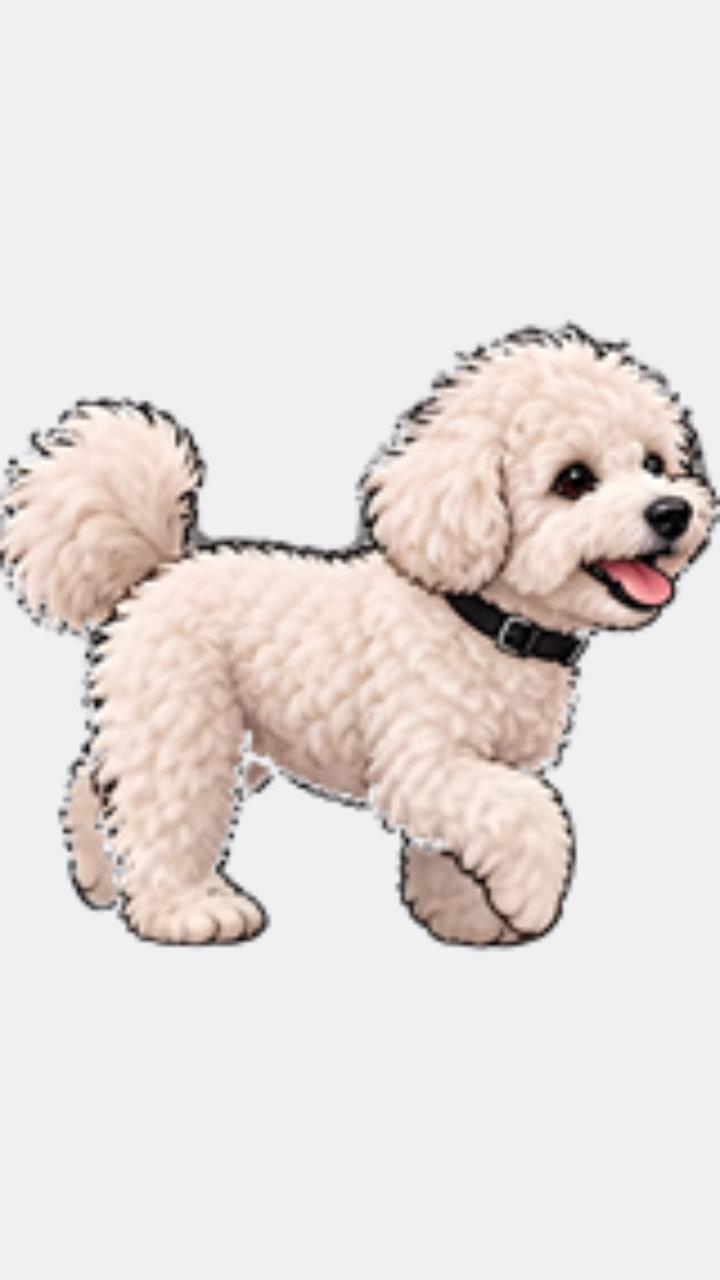
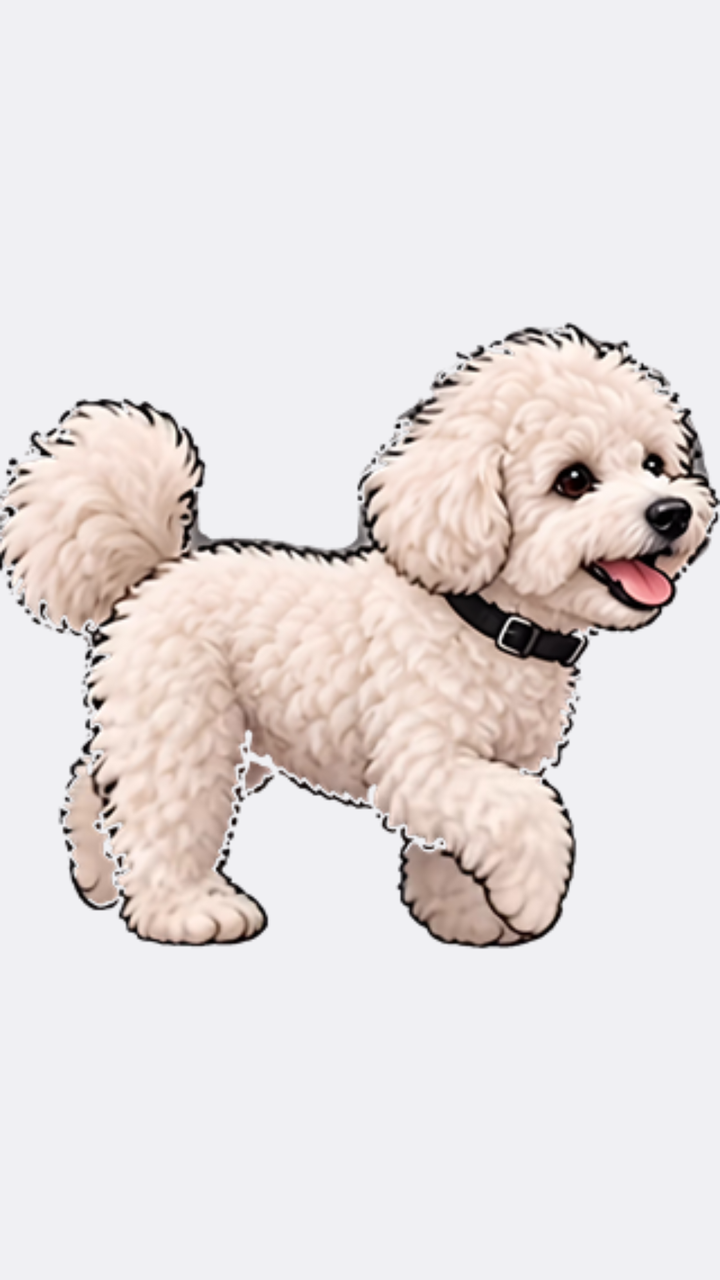

Before-and-after screenshots of an Android layout around one commit, followed by the original layout XML and the change that was made.
<!-- AndroidManifest.xml: application theme Theme.LeoSync -->
<!-- res/layout/notif_dog_flipper.xml -->
<?xml version="1.0" encoding="utf-8"?>
<ViewFlipper xmlns:android="http://schemas.android.com/apk/res/android"
    android:layout_width="match_parent"
    android:layout_height="match_parent"
    android:autoStart="true"
    android:flipInterval="48">
    <ImageView android:layout_width="match_parent" android:layout_height="match_parent" android:scaleType="fitCenter" android:src="@drawable/anim_dog_01" />
    <ImageView android:layout_width="match_parent" android:layout_height="match_parent" android:scaleType="fitCenter" android:src="@drawable/anim_dog_02" />
    <ImageView android:layout_width="match_parent" android:layout_height="match_parent" android:scaleType="fitCenter" android:src="@drawable/anim_dog_03" />
    <ImageView android:layout_width="match_parent" android:layout_height="match_parent" android:scaleType="fitCenter" android:src="@drawable/anim_dog_04" />
    <ImageView android:layout_width="match_parent" android:layout_height="match_parent" android:scaleType="fitCenter" android:src="@drawable/anim_dog_05" />
    <ImageView android:layout_width="match_parent" android:layout_height="match_parent" android:scaleType="fitCenter" android:src="@drawable/anim_dog_06" />
    <ImageView android:layout_width="match_parent" android:layout_height="match_parent" android:scaleType="fitCenter" android:src="@drawable/anim_dog_07" />
    <ImageView android:layout_width="match_parent" android:layout_height="match_parent" android:scaleType="fitCenter" android:src="@drawable/anim_dog_08" />
    <ImageView android:layout_width="match_parent" android:layout_height="match_parent" android:scaleType="fitCenter" android:src="@drawable/anim_dog_09" />
    <ImageView android:layout_width="match_parent" android:layout_height="match_parent" android:scaleType="fitCenter" android:src="@drawable/anim_dog_10" />
    <ImageView android:layout_width="match_parent" android:layout_height="match_parent" android:scaleType="fitCenter" android:src="@drawable/anim_dog_11" />
    <ImageView android:layout_width="match_parent" android:layout_height="match_parent" android:scaleType="fitCenter" android:src="@drawable/anim_dog_12" />
    <ImageView android:layout_width="match_parent" android:layout_height="match_parent" android:scaleType="fitCenter" android:src="@drawable/anim_dog_13" />
    <ImageView android:layout_width="match_parent" android:layout_height="match_parent" android:scaleType="fitCenter" android:src="@drawable/anim_dog_14" />
    <ImageView android:layout_width="match_parent" android:layout_height="match_parent" android:scaleType="fitCenter" android:src="@drawable/anim_dog_15" />
    <ImageView android:layout_width="match_parent" android:layout_height="match_parent" android:scaleType="fitCenter" android:src="@drawable/anim_dog_16" />
    <ImageView android:layout_width="match_parent" android:layout_height="match_parent" android:scaleType="fitCenter" android:src="@drawable/anim_dog_17" />
    <ImageView android:layout_width="match_parent" android:layout_height="match_parent" android:scaleType="fitCenter" android:src="@drawable/anim_dog_18" />
    <ImageView android:layout_width="match_parent" android:layout_height="match_parent" android:scaleType="fitCenter" android:src="@drawable/anim_dog_19" />
    <ImageView android:layout_width="match_parent" android:layout_height="match_parent" android:scaleType="fitCenter" android:src="@drawable/anim_dog_20" />
    <ImageView android:layout_width="match_parent" android:layout_height="match_parent" android:scaleType="fitCenter" android:src="@drawable/anim_dog_21" />
    <ImageView android:layout_width="match_parent" android:layout_height="match_parent" android:scaleType="fitCenter" android:src="@drawable/anim_dog_22" />
    <ImageView android:layout_width="match_parent" android:layout_height="match_parent" android:scaleType="fitCenter" android:src="@drawable/anim_dog_23" />
    <ImageView android:layout_width="match_parent" android:layout_height="match_parent" android:scaleType="fitCenter" android:src="@drawable/anim_dog_24" />
    <ImageView android:layout_width="match_parent" android:layout_height="match_parent" android:scaleType="fitCenter" android:src="@drawable/anim_dog_25" />
    <ImageView android:layout_width="match_parent" android:layout_height="match_parent" android:scaleType="fitCenter" android:src="@drawable/anim_dog_26" />
    <ImageView android:layout_width="match_parent" android:layout_height="match_parent" android:scaleType="fitCenter" android:src="@drawable/anim_dog_27" />
    <ImageView android:layout_width="match_parent" android:layout_height="match_parent" android:scaleType="fitCenter" android:src="@drawable/anim_dog_28" />
    <ImageView android:layout_width="match_parent" android:layout_height="match_parent" android:scaleType="fitCenter" android:src="@drawable/anim_dog_29" />
    <ImageView android:layout_width="match_parent" android:layout_height="match_parent" android:scaleType="fitCenter" android:src="@drawable/anim_dog_30" />
    <ImageView android:layout_width="match_parent" android:layout_height="match_parent" android:scaleType="fitCenter" android:src="@drawable/anim_dog_31" />
    <ImageView android:layout_width="match_parent" android:layout_height="match_parent" android:scaleType="fitCenter" android:src="@drawable/anim_dog_32" />
</ViewFlipper>
<!-- resources referenced by this layout -->
<resources>
  <!-- drawable anim_dog_01: png bitmap (drawable-nodpi, 40965 bytes) -->
  <!-- drawable anim_dog_02: png bitmap (drawable-nodpi, 41442 bytes) -->
  <!-- drawable anim_dog_03: png bitmap (drawable-nodpi, 43185 bytes) -->
  <!-- drawable anim_dog_04: png bitmap (drawable-nodpi, 44932 bytes) -->
  <!-- drawable anim_dog_05: png bitmap (drawable-nodpi, 44054 bytes) -->
  <!-- drawable anim_dog_06: png bitmap (drawable-nodpi, 43173 bytes) -->
  <!-- drawable anim_dog_07: png bitmap (drawable-nodpi, 42299 bytes) -->
  <!-- drawable anim_dog_08: png bitmap (drawable-nodpi, 41540 bytes) -->
  <!-- drawable anim_dog_09: png bitmap (drawable-nodpi, 42448 bytes) -->
  <!-- drawable anim_dog_10: png bitmap (drawable-nodpi, 44891 bytes) -->
  <!-- drawable anim_dog_11: png bitmap (drawable-nodpi, 44937 bytes) -->
  <!-- drawable anim_dog_12: png bitmap (drawable-nodpi, 44844 bytes) -->
  <!-- drawable anim_dog_13: png bitmap (drawable-nodpi, 43899 bytes) -->
  <!-- drawable anim_dog_14: png bitmap (drawable-nodpi, 41440 bytes) -->
  <!-- drawable anim_dog_15: png bitmap (drawable-nodpi, 41565 bytes) -->
  <!-- drawable anim_dog_16: png bitmap (drawable-nodpi, 41555 bytes) -->
  <!-- drawable anim_dog_17: png bitmap (drawable-nodpi, 42011 bytes) -->
  <!-- drawable anim_dog_18: png bitmap (drawable-nodpi, 44122 bytes) -->
  <!-- drawable anim_dog_19: png bitmap (drawable-nodpi, 44433 bytes) -->
  <!-- drawable anim_dog_20: png bitmap (drawable-nodpi, 44312 bytes) -->
  <!-- drawable anim_dog_21: png bitmap (drawable-nodpi, 39927 bytes) -->
  <!-- drawable anim_dog_22: png bitmap (drawable-nodpi, 41038 bytes) -->
  <!-- drawable anim_dog_23: png bitmap (drawable-nodpi, 41045 bytes) -->
  <!-- drawable anim_dog_24: png bitmap (drawable-nodpi, 42642 bytes) -->
  <!-- drawable anim_dog_25: png bitmap (drawable-nodpi, 42867 bytes) -->
  <!-- drawable anim_dog_26: png bitmap (drawable-nodpi, 42336 bytes) -->
  <!-- drawable anim_dog_27: png bitmap (drawable-nodpi, 43141 bytes) -->
  <!-- drawable anim_dog_28: png bitmap (drawable-nodpi, 44953 bytes) -->
  <!-- drawable anim_dog_29: png bitmap (drawable-nodpi, 45367 bytes) -->
  <!-- drawable anim_dog_30: png bitmap (drawable-nodpi, 45227 bytes) -->
  <!-- drawable anim_dog_31: png bitmap (drawable-nodpi, 44917 bytes) -->
  <!-- drawable anim_dog_32: png bitmap (drawable-nodpi, 41135 bytes) -->
  <style name="Theme.LeoSync" parent="android:Theme.DeviceDefault.DayNight">
          <item name="android:windowActionBar">false</item>
          <item name="android:windowNoTitle">true</item>
          <item name="android:statusBarColor">@android:color/transparent</item>
      </style>
</resources>

<!-- the commit's change to res/layout/notif_dog_flipper.xml (unified diff, before → after) -->
@@ -3,7 +3,7 @@
     android:layout_width="match_parent"
     android:layout_height="match_parent"
     android:autoStart="true"
-    android:flipInterval="48">
+    android:flipInterval="43">
     <ImageView android:layout_width="match_parent" android:layout_height="match_parent" android:scaleType="fitCenter" android:src="@drawable/anim_dog_01" />
     <ImageView android:layout_width="match_parent" android:layout_height="match_parent" android:scaleType="fitCenter" android:src="@drawable/anim_dog_02" />
     <ImageView android:layout_width="match_parent" android:layout_height="match_parent" android:scaleType="fitCenter" android:src="@drawable/anim_dog_03" />
@@ -36,4 +36,8 @@
     <ImageView android:layout_width="match_parent" android:layout_height="match_parent" android:scaleType="fitCenter" android:src="@drawable/anim_dog_30" />
     <ImageView android:layout_width="match_parent" android:layout_height="match_parent" android:scaleType="fitCenter" android:src="@drawable/anim_dog_31" />
     <ImageView android:layout_width="match_parent" android:layout_height="match_parent" android:scaleType="fitCenter" android:src="@drawable/anim_dog_32" />
+    <ImageView android:layout_width="match_parent" android:layout_height="match_parent" android:scaleType="fitCenter" android:src="@drawable/anim_dog_33" />
+    <ImageView android:layout_width="match_parent" android:layout_height="match_parent" android:scaleType="fitCenter" android:src="@drawable/anim_dog_34" />
+    <ImageView android:layout_width="match_parent" android:layout_height="match_parent" android:scaleType="fitCenter" android:src="@drawable/anim_dog_35" />
+    <ImageView android:layout_width="match_parent" android:layout_height="match_parent" android:scaleType="fitCenter" android:src="@drawable/anim_dog_36" />
 </ViewFlipper>
<!-- resource entries referenced after the edit -->
@@ -1,37 +1,41 @@
 <!-- resources referenced by this layout -->
 <resources>
-  <!-- drawable anim_dog_01: png bitmap (drawable-nodpi, 40965 bytes) -->
-  <!-- drawable anim_dog_02: png bitmap (drawable-nodpi, 41442 bytes) -->
-  <!-- drawable anim_dog_03: png bitmap (drawable-nodpi, 43185 bytes) -->
-  <!-- drawable anim_dog_04: png bitmap (drawable-nodpi, 44932 bytes) -->
-  <!-- drawable anim_dog_05: png bitmap (drawable-nodpi, 44054 bytes) -->
-  <!-- drawable anim_dog_06: png bitmap (drawable-nodpi, 43173 bytes) -->
-  <!-- drawable anim_dog_07: png bitmap (drawable-nodpi, 42299 bytes) -->
-  <!-- drawable anim_dog_08: png bitmap (drawable-nodpi, 41540 bytes) -->
-  <!-- drawable anim_dog_09: png bitmap (drawable-nodpi, 42448 bytes) -->
-  <!-- drawable anim_dog_10: png bitmap (drawable-nodpi, 44891 bytes) -->
-  <!-- drawable anim_dog_11: png bitmap (drawable-nodpi, 44937 bytes) -->
-  <!-- drawable anim_dog_12: png bitmap (drawable-nodpi, 44844 bytes) -->
-  <!-- drawable anim_dog_13: png bitmap (drawable-nodpi, 43899 bytes) -->
-  <!-- drawable anim_dog_14: png bitmap (drawable-nodpi, 41440 bytes) -->
-  <!-- drawable anim_dog_15: png bitmap (drawable-nodpi, 41565 bytes) -->
-  <!-- drawable anim_dog_16: png bitmap (drawable-nodpi, 41555 bytes) -->
-  <!-- drawable anim_dog_17: png bitmap (drawable-nodpi, 42011 bytes) -->
-  <!-- drawable anim_dog_18: png bitmap (drawable-nodpi, 44122 bytes) -->
-  <!-- drawable anim_dog_19: png bitmap (drawable-nodpi, 44433 bytes) -->
-  <!-- drawable anim_dog_20: png bitmap (drawable-nodpi, 44312 bytes) -->
-  <!-- drawable anim_dog_21: png bitmap (drawable-nodpi, 39927 bytes) -->
-  <!-- drawable anim_dog_22: png bitmap (drawable-nodpi, 41038 bytes) -->
-  <!-- drawable anim_dog_23: png bitmap (drawable-nodpi, 41045 bytes) -->
-  <!-- drawable anim_dog_24: png bitmap (drawable-nodpi, 42642 bytes) -->
-  <!-- drawable anim_dog_25: png bitmap (drawable-nodpi, 42867 bytes) -->
-  <!-- drawable anim_dog_26: png bitmap (drawable-nodpi, 42336 bytes) -->
-  <!-- drawable anim_dog_27: png bitmap (drawable-nodpi, 43141 bytes) -->
-  <!-- drawable anim_dog_28: png bitmap (drawable-nodpi, 44953 bytes) -->
-  <!-- drawable anim_dog_29: png bitmap (drawable-nodpi, 45367 bytes) -->
-  <!-- drawable anim_dog_30: png bitmap (drawable-nodpi, 45227 bytes) -->
-  <!-- drawable anim_dog_31: png bitmap (drawable-nodpi, 44917 bytes) -->
-  <!-- drawable anim_dog_32: png bitmap (drawable-nodpi, 41135 bytes) -->
+  <!-- drawable anim_dog_01: png bitmap (drawable-nodpi, 145793 bytes) -->
+  <!-- drawable anim_dog_02: png bitmap (drawable-nodpi, 147971 bytes) -->
+  <!-- drawable anim_dog_03: png bitmap (drawable-nodpi, 153390 bytes) -->
+  <!-- drawable anim_dog_04: png bitmap (drawable-nodpi, 159043 bytes) -->
+  <!-- drawable anim_dog_05: png bitmap (drawable-nodpi, 155744 bytes) -->
+  <!-- drawable anim_dog_06: png bitmap (drawable-nodpi, 155760 bytes) -->
+  <!-- drawable anim_dog_07: png bitmap (drawable-nodpi, 153356 bytes) -->
+  <!-- drawable anim_dog_08: png bitmap (drawable-nodpi, 150770 bytes) -->
+  <!-- drawable anim_dog_09: png bitmap (drawable-nodpi, 148825 bytes) -->
+  <!-- drawable anim_dog_10: png bitmap (drawable-nodpi, 148776 bytes) -->
+  <!-- drawable anim_dog_11: png bitmap (drawable-nodpi, 151494 bytes) -->
+  <!-- drawable anim_dog_12: png bitmap (drawable-nodpi, 159987 bytes) -->
+  <!-- drawable anim_dog_13: png bitmap (drawable-nodpi, 159548 bytes) -->
+  <!-- drawable anim_dog_14: png bitmap (drawable-nodpi, 159469 bytes) -->
+  <!-- drawable anim_dog_15: png bitmap (drawable-nodpi, 155779 bytes) -->
+  <!-- drawable anim_dog_16: png bitmap (drawable-nodpi, 147082 bytes) -->
+  <!-- drawable anim_dog_17: png bitmap (drawable-nodpi, 147862 bytes) -->
+  <!-- drawable anim_dog_18: png bitmap (drawable-nodpi, 147475 bytes) -->
+  <!-- drawable anim_dog_19: png bitmap (drawable-nodpi, 148605 bytes) -->
+  <!-- drawable anim_dog_20: png bitmap (drawable-nodpi, 155312 bytes) -->
+  <!-- drawable anim_dog_21: png bitmap (drawable-nodpi, 157394 bytes) -->
+  <!-- drawable anim_dog_22: png bitmap (drawable-nodpi, 157529 bytes) -->
+  <!-- drawable anim_dog_23: png bitmap (drawable-nodpi, 157147 bytes) -->
+  <!-- drawable anim_dog_24: png bitmap (drawable-nodpi, 142525 bytes) -->
+  <!-- drawable anim_dog_25: png bitmap (drawable-nodpi, 146949 bytes) -->
+  <!-- drawable anim_dog_26: png bitmap (drawable-nodpi, 147144 bytes) -->
+  <!-- drawable anim_dog_27: png bitmap (drawable-nodpi, 152106 bytes) -->
+  <!-- drawable anim_dog_28: png bitmap (drawable-nodpi, 152847 bytes) -->
+  <!-- drawable anim_dog_29: png bitmap (drawable-nodpi, 150991 bytes) -->
+  <!-- drawable anim_dog_30: png bitmap (drawable-nodpi, 150782 bytes) -->
+  <!-- drawable anim_dog_31: png bitmap (drawable-nodpi, 153684 bytes) -->
+  <!-- drawable anim_dog_32: png bitmap (drawable-nodpi, 159666 bytes) -->
+  <!-- drawable anim_dog_33: png bitmap (drawable-nodpi, 160673 bytes) -->
+  <!-- drawable anim_dog_34: png bitmap (drawable-nodpi, 160708 bytes) -->
+  <!-- drawable anim_dog_35: png bitmap (drawable-nodpi, 158780 bytes) -->
+  <!-- drawable anim_dog_36: png bitmap (drawable-nodpi, 145933 bytes) -->
   <style name="Theme.LeoSync" parent="android:Theme.DeviceDefault.DayNight">
           <item name="android:windowActionBar">false</item>
           <item name="android:windowNoTitle">true</item>
